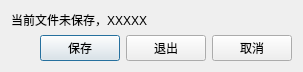
First picture: the form in closedialog.ui, repository Deviluna/MediaIDE_free, before the edit.
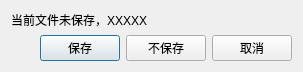
Second picture: the form after the edit.

What changed in the file:
```diff
--- a/closedialog.ui
+++ b/closedialog.ui
@@ -46,7 +46,7 @@
      <item>
       <widget class="QPushButton" name="pushButton_2">
        <property name="text">
-        <string>退出</string>
+        <string>不保存</string>
        </property>
       </widget>
      </item>
```
